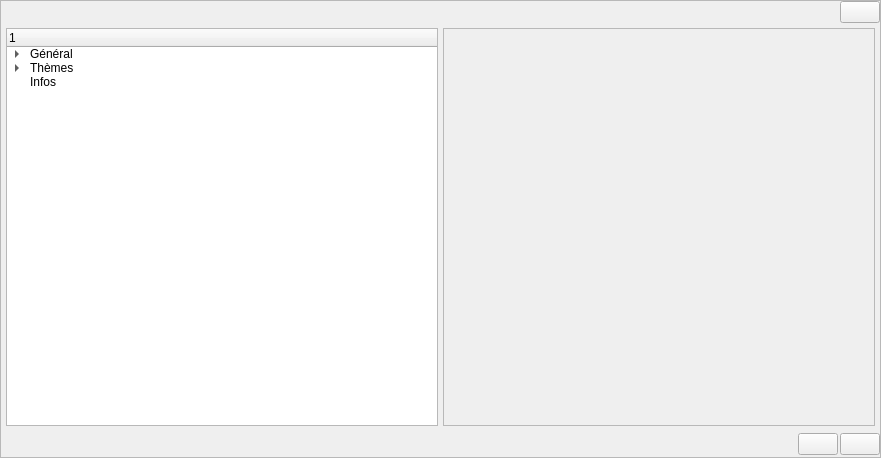
The window that src/gui/dlg.ui (LaM0uette/PySide6_Blank_Project_demo) describes before a commit, drawn with Qt 5.
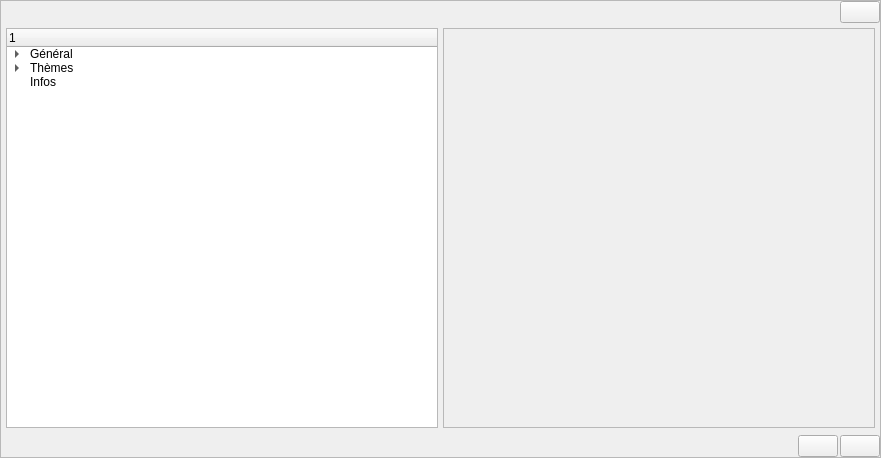
The same window after the commit. The open tabs and pages were chosen to show the change.

```diff
--- a/src/gui/dlg.ui
+++ b/src/gui/dlg.ui
@@ -144,7 +144,7 @@
               <number>0</number>
              </property>
              <property name="bottomMargin">
-              <number>2</number>
+              <number>0</number>
              </property>
              <item>
               <spacer name="horizontalSpacer_5">
@@ -239,8 +239,8 @@
                 <rect>
                  <x>0</x>
                  <y>0</y>
-                 <width>397</width>
-                 <height>290</height>
+                 <width>430</width>
+                 <height>396</height>
                 </rect>
                </property>
                <layout class="QVBoxLayout" name="vlay_sca_option">
```
Left out of the diff: 12 changed lines with no effect on the pictures.
